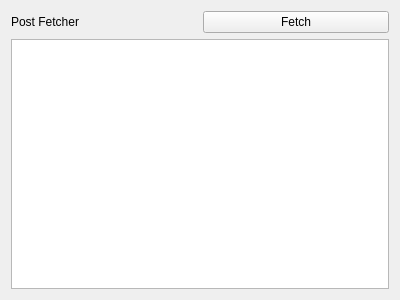
First picture: the form in widget.ui, repository mbcarruthers/post_fetcher, before the edit.
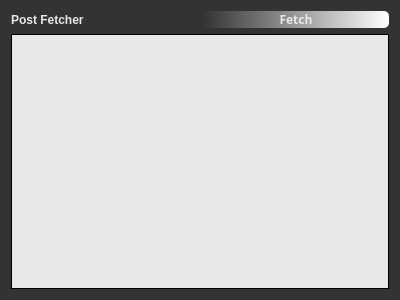
Second picture: the form after the edit.

```diff
--- a/widget.ui
+++ b/widget.ui
@@ -14,13 +14,19 @@
    <string>Widget</string>
   </property>
   <property name="styleSheet">
-   <string notr="true"/>
+   <string notr="true">background-color:rgb(51,51,51);</string>
   </property>
   <layout class="QVBoxLayout" name="verticalLayout">
    <item>
     <layout class="QHBoxLayout" name="horizontalLayout">
      <item>
       <widget class="QLabel" name="label">
+       <property name="styleSheet">
+        <string notr="true">background-color: rgb(51,51,51);
+font: 13pt &quot;Avenir Next&quot;;
+color: rgb(231,231,234);
+font-weight:bold;</string>
+       </property>
        <property name="text">
         <string>Post Fetcher</string>
        </property>
@@ -28,6 +34,16 @@
      </item>
      <item>
       <widget class="QPushButton" name="fetch_button">
+       <property name="styleSheet">
+        <string notr="true">
+background-color: qlineargradient(spread:pad, x1:0, y1:0, x2:1, y2:0, stop:0 rgba(51,51,51, 255), stop:1 rgba(255, 255, 255, 255));
+color: rgb(231,231,234);
+font-family:Avenir Next;
+font-weight:bold;
+
+
+border-radius:5px;</string>
+       </property>
        <property name="text">
         <string>Fetch</string>
        </property>
@@ -36,7 +52,14 @@
     </layout>
    </item>
    <item>
-    <widget class="QListWidget" name="list_widget"/>
+    <widget class="QListWidget" name="list_widget">
+     <property name="styleSheet">
+      <string notr="true">background-color:rgb(231,231,234);
+color:black;
+font-family:Avenir Next;
+border:1px solid black;</string>
+     </property>
+    </widget>
    </item>
   </layout>
  </widget>
```
